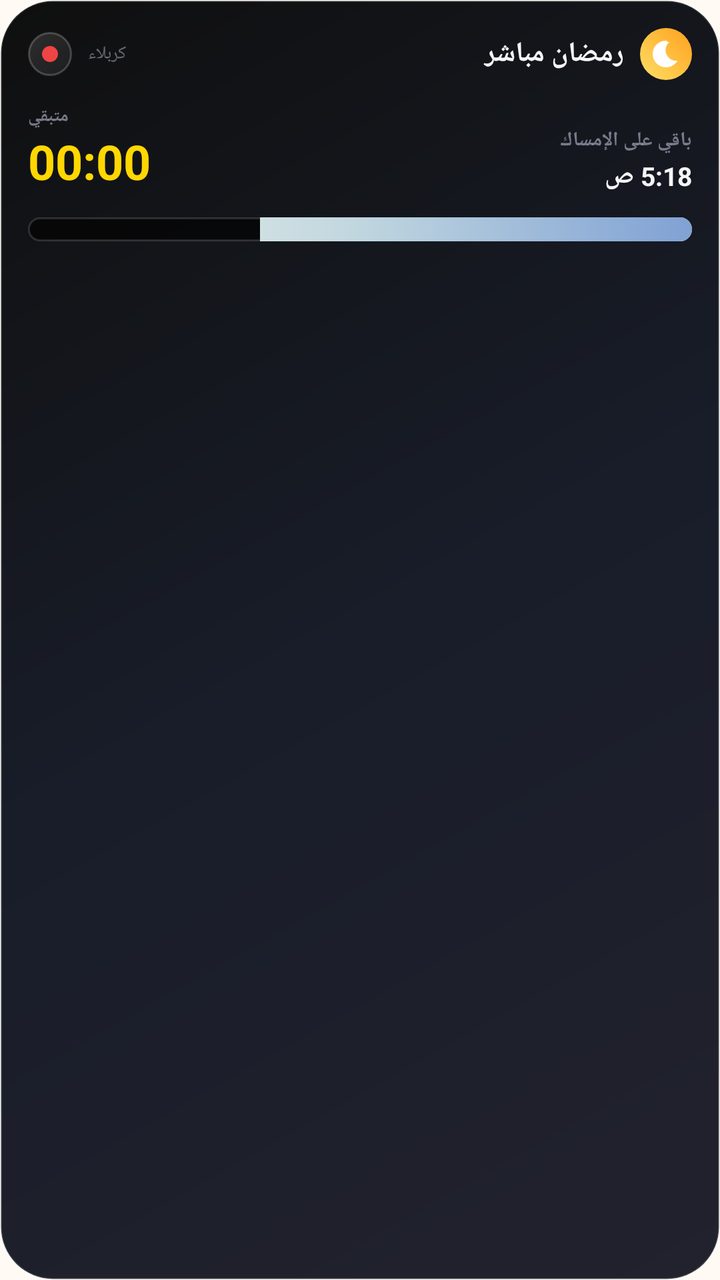
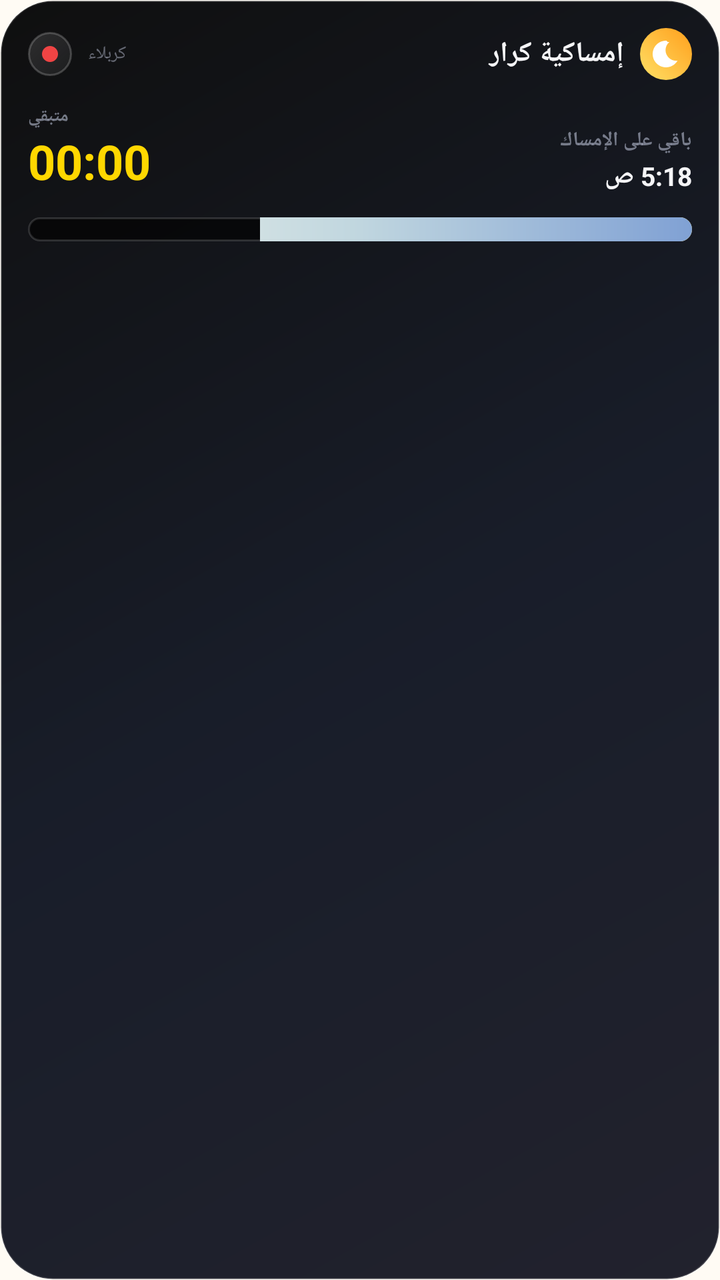

The first picture is an Android layout as it rendered before a commit; the second is the same layout after the commit. The layout source and the unified diff follow.
<!-- AndroidManifest.xml: application theme Theme.Caliq -->
<!-- res/layout/notification_live.xml -->
<?xml version="1.0" encoding="utf-8"?>
<LinearLayout xmlns:android="http://schemas.android.com/apk/res/android"
    android:layout_width="match_parent"
    android:layout_height="wrap_content"
    android:layoutDirection="rtl"
    android:background="@drawable/notif_bg"
    android:orientation="vertical"
    android:padding="14dp">

    
    <LinearLayout
        android:layout_width="match_parent"
        android:layout_height="wrap_content"
        android:gravity="center_vertical"
        android:orientation="horizontal">

        <ImageView
            android:layout_width="26dp"
            android:layout_height="26dp"
            android:background="@drawable/notif_icon_circle"
            android:contentDescription="@null"
            android:padding="5dp"
            android:src="@drawable/ic_notif_moon" />

        <TextView
            android:layout_width="0dp"
            android:layout_height="wrap_content"
            android:layout_marginStart="8dp"
            android:layout_weight="1"
            android:text="رمضان مباشر"
            android:textColor="#FFF5F5F7"
            android:textSize="14sp"
            android:textStyle="bold" />

        <TextView
            android:id="@+id/live_city"
            android:layout_width="wrap_content"
            android:layout_height="wrap_content"
            android:layout_marginEnd="8dp"
            android:maxLines="1"
            android:text="كربلاء"
            android:textColor="#80B9C0D4"
            android:textSize="9sp" />

        <FrameLayout
            android:layout_width="22dp"
            android:layout_height="22dp"
            android:background="@drawable/notif_box_next">

            <View
                android:layout_width="8dp"
                android:layout_height="8dp"
                android:layout_gravity="center"
                android:background="@drawable/notif_live_dot" />
        </FrameLayout>
    </LinearLayout>

    
    <LinearLayout
        android:layout_width="match_parent"
        android:layout_height="wrap_content"
        android:layout_marginTop="12dp"
        android:baselineAligned="false"
        android:gravity="bottom"
        android:orientation="horizontal">

        <LinearLayout
            android:layout_width="0dp"
            android:layout_height="wrap_content"
            android:layout_weight="1"
            android:orientation="vertical">

            <TextView
                android:id="@+id/live_label"
                android:layout_width="wrap_content"
                android:layout_height="wrap_content"
                android:text="باقي على الإمساك"
                android:textColor="#99B9C0D4"
                android:textSize="10sp"
                android:textStyle="bold" />

            <TextView
                android:id="@+id/live_target"
                android:layout_width="wrap_content"
                android:layout_height="wrap_content"
                android:layout_marginTop="2dp"
                android:layoutDirection="ltr"
                android:text="5:18 ص"
                android:textColor="#FFF5F5F7"
                android:textSize="13sp"
                android:textStyle="bold" />
        </LinearLayout>

        <LinearLayout
            android:layout_width="wrap_content"
            android:layout_height="wrap_content"
            android:gravity="end"
            android:orientation="vertical">

            <TextView
                android:layout_width="wrap_content"
                android:layout_height="wrap_content"
                android:text="متبقي"
                android:textColor="#99B9C0D4"
                android:textSize="9sp"
                android:textStyle="bold" />

            <Chronometer
                android:id="@+id/live_chrono"
                android:layout_width="wrap_content"
                android:layout_height="wrap_content"
                android:layoutDirection="ltr"
                android:textColor="#FFFFD700"
                android:textSize="24sp"
                android:textStyle="bold" />
        </LinearLayout>
    </LinearLayout>

    
    <FrameLayout
        android:layout_width="match_parent"
        android:layout_height="12dp"
        android:layout_marginTop="12dp">

        <ProgressBar
            android:id="@+id/live_progress_day"
            style="?android:attr/progressBarStyleHorizontal"
            android:layout_width="match_parent"
            android:layout_height="12dp"
            android:max="100"
            android:progress="65"
            android:progressDrawable="@drawable/notif_progress_day" />

        <ProgressBar
            android:id="@+id/live_progress_night"
            style="?android:attr/progressBarStyleHorizontal"
            android:layout_width="match_parent"
            android:layout_height="12dp"
            android:max="100"
            android:progress="65"
            android:progressDrawable="@drawable/notif_progress" />
    </FrameLayout>
</LinearLayout>
<!-- resources referenced by this layout -->
<resources>
  <!-- drawable ic_notif_moon (drawable) -->
  <?xml version="1.0" encoding="utf-8"?>
  <vector xmlns:android="http://schemas.android.com/apk/res/android"
      android:width="24dp"
      android:height="24dp"
      android:viewportWidth="24"
      android:viewportHeight="24">
      <path
          android:fillColor="#FFFFFFFF"
          android:pathData="M12.34,2.02C6.59,1.82 2,6.42 2,12c0,5.52 4.48,10 10,10 3.71,0 6.93,-2.02 8.66,-5.02 -0.32,0.07 -0.65,0.1 -1,0.1 -4.42,0 -8,-3.58 -8,-8 0,-2.42 1.08,-4.58 2.78,-6.02 -0.39,-0.02 -0.77,-0.04 -1.1,-0.04z" />
  </vector>
  <!-- drawable notif_bg (drawable) -->
  <?xml version="1.0" encoding="utf-8"?>
  <shape xmlns:android="http://schemas.android.com/apk/res/android"
      android:shape="rectangle">
      <gradient
          android:angle="315"
          android:startColor="#F0000000"
          android:centerColor="#F00A0F1C"
          android:endColor="#F0141420" />
      <corners android:radius="26dp" />
      <stroke
          android:width="1dp"
          android:color="#26FFFFFF" />
  </shape>
  <!-- drawable notif_box_next (drawable) -->
  <?xml version="1.0" encoding="utf-8"?>
  <shape xmlns:android="http://schemas.android.com/apk/res/android"
      android:shape="rectangle">
      <gradient
          android:angle="315"
          android:startColor="#1FFFFFFF"
          android:endColor="#0DFFFFFF" />
      <corners android:radius="16dp" />
      <stroke
          android:width="1dp"
          android:color="#33FFFFFF" />
  </shape>
  <!-- drawable notif_icon_circle (drawable) -->
  <?xml version="1.0" encoding="utf-8"?>
  <shape xmlns:android="http://schemas.android.com/apk/res/android"
      android:shape="oval">
      <gradient
          android:angle="45"
          android:startColor="#FFFFE066"
          android:endColor="#FFFF9F1C" />
  </shape>
  <!-- drawable notif_live_dot (drawable) -->
  <?xml version="1.0" encoding="utf-8"?>
  <shape xmlns:android="http://schemas.android.com/apk/res/android"
      android:shape="oval">
      <solid android:color="#EF4444" />
  </shape>
  <!-- drawable notif_progress (drawable) -->
  <?xml version="1.0" encoding="utf-8"?>
  <layer-list xmlns:android="http://schemas.android.com/apk/res/android">
      <item android:id="@android:id/background">
          <shape android:shape="rectangle">
              <solid android:color="#66000000" />
              <corners android:radius="99dp" />
              <stroke
                  android:width="1dp"
                  android:color="#14FFFFFF" />
          </shape>
      </item>
      <item android:id="@android:id/progress">
          <clip>
              <shape android:shape="rectangle">
                  <gradient
                      android:angle="0"
                      android:startColor="#80A1D4"
                      android:centerColor="#C0D6DF"
                      android:endColor="#F2F5EA" />
                  <corners android:radius="99dp" />
              </shape>
          </clip>
      </item>
  </layer-list>
  <style name="Theme.Caliq" parent="@android:style/Theme.Material.Light.NoActionBar">
          <item name="android:statusBarColor">@android:color/transparent</item>
          <item name="android:navigationBarColor">@android:color/transparent</item>
          <item name="android:windowLightStatusBar">true</item>
          <item name="android:windowLightNavigationBar">true</item>
          <item name="android:windowLayoutInDisplayCutoutMode">shortEdges</item>
          <item name="android:windowBackground">@drawable/app_background_light</item>
          
          <item name="android:forceDarkAllowed">false</item>
          <item name="android:windowActionModeOverlay">true</item>
      </style>
  <!-- drawable app_background_light (drawable) -->
  <?xml version="1.0" encoding="utf-8"?>
  <shape xmlns:android="http://schemas.android.com/apk/res/android"
      android:shape="rectangle">
      <solid android:color="#FFFBF4" />
  </shape>
  <!-- unchanged entries left out for length: 1 -->
</resources>

<!-- the commit's change to res/layout/notification_live.xml (unified diff, before → after) -->
@@ -27,7 +27,7 @@
             android:layout_height="wrap_content"
             android:layout_marginStart="8dp"
             android:layout_weight="1"
-            android:text="رمضان مباشر"
+            android:text="إمساكية كرار"
             android:textColor="#FFF5F5F7"
             android:textSize="14sp"
             android:textStyle="bold" />
